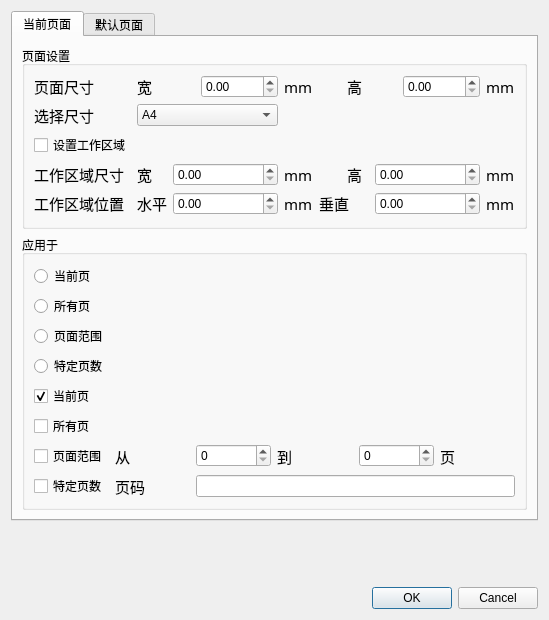
This is ofdEditor/model/Widget/PageDialog.ui in mcoder2014/ofdEditor as Qt 5 draws it before an edit. The edited form follows.
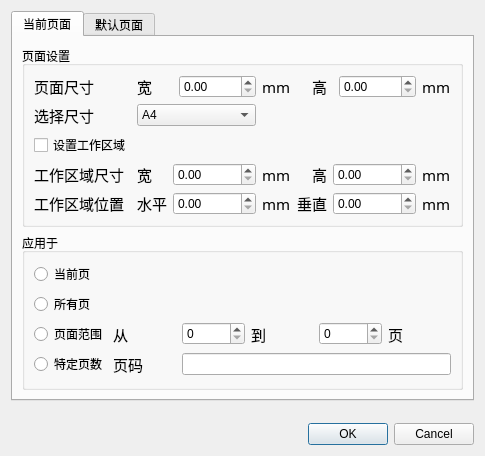
This is the edited form. The open tabs and pages were chosen to show the change.

Commit message: 集中于DocPage的右键菜单

The edit to the form file:
```diff
--- a/ofdEditor/model/Widget/PageDialog.ui
+++ b/ofdEditor/model/Widget/PageDialog.ui
@@ -6,8 +6,8 @@
    <rect>
     <x>0</x>
     <y>0</y>
-    <width>549</width>
-    <height>620</height>
+    <width>465</width>
+    <height>456</height>
    </rect>
   </property>
   <property name="windowTitle">
@@ -349,58 +349,24 @@
             </property>
            </widget>
           </item>
-          <item row="2" column="0">
-           <widget class="QRadioButton" name="PageRangeRadioButton">
-            <property name="text">
-             <string>页面范围</string>
-            </property>
-           </widget>
-          </item>
           <item row="6" column="0">
-           <widget class="QCheckBox" name="PageRangeCheckBox">
+           <widget class="QRadioButton" name="SpecificPageRadioButton">
             <property name="text">
-             <string>页面范围</string>
+             <string>特定页数</string>
             </property>
            </widget>
           </item>
-          <item row="5" column="0">
-           <widget class="QCheckBox" name="AllPagesCheckBox">
-            <property name="text">
-             <string>所有页</string>
-            </property>
-           </widget>
-          </item>
-          <item row="6" column="4">
+          <item row="4" column="4">
            <widget class="QSpinBox" name="PageRangeUpperBound">
             <property name="maximum">
              <number>10000</number>
             </property>
            </widget>
           </item>
-          <item row="4" column="0">
-           <widget class="QCheckBox" name="CurrentPageCheckBox">
-            <property name="text">
-             <string>当前页</string>
-            </property>
-            <property name="checked">
-             <bool>true</bool>
-            </property>
-            <property name="tristate">
-             <bool>false</bool>
-            </property>
-           </widget>
-          </item>
-          <item row="6" column="2">
+          <item row="4" column="2">
            <widget class="QSpinBox" name="PageRangeLowerBound"/>
           </item>
-          <item row="7" column="0">
-           <widget class="QCheckBox" name="SpecificPageCheckBox">
-            <property name="text">
-             <string>特定页数</string>
-            </property>
-           </widget>
-          </item>
-          <item row="6" column="5">
+          <item row="4" column="5">
            <widget class="QLabel" name="PageRange3">
             <property name="font">
              <font>
@@ -413,7 +379,7 @@
             </property>
            </widget>
           </item>
-          <item row="6" column="3">
+          <item row="4" column="3">
            <widget class="QLabel" name="PageRange2">
             <property name="font">
              <font>
@@ -426,7 +392,7 @@
             </property>
            </widget>
           </item>
-          <item row="6" column="1">
+          <item row="4" column="1">
            <widget class="QLabel" name="PageRange1">
             <property name="font">
              <font>
@@ -439,7 +405,7 @@
             </property>
            </widget>
           </item>
-          <item row="7" column="1">
+          <item row="6" column="1">
            <widget class="QLabel" name="PageNum">
             <property name="font">
              <font>
@@ -452,13 +418,13 @@
             </property>
            </widget>
           </item>
-          <item row="7" column="2" colspan="4">
+          <item row="6" column="2" colspan="4">
            <widget class="QLineEdit" name="SpecificPage"/>
           </item>
-          <item row="3" column="0">
-           <widget class="QRadioButton" name="SpecificPageRadioButton">
+          <item row="4" column="0">
+           <widget class="QRadioButton" name="PageRangeRadioButton">
             <property name="text">
-             <string>特定页数</string>
+             <string>页面范围</string>
             </property>
            </widget>
           </item>
```
Left out of the diff: 2 changed lines with no effect on the pictures. The commit also changes 6 other files.
